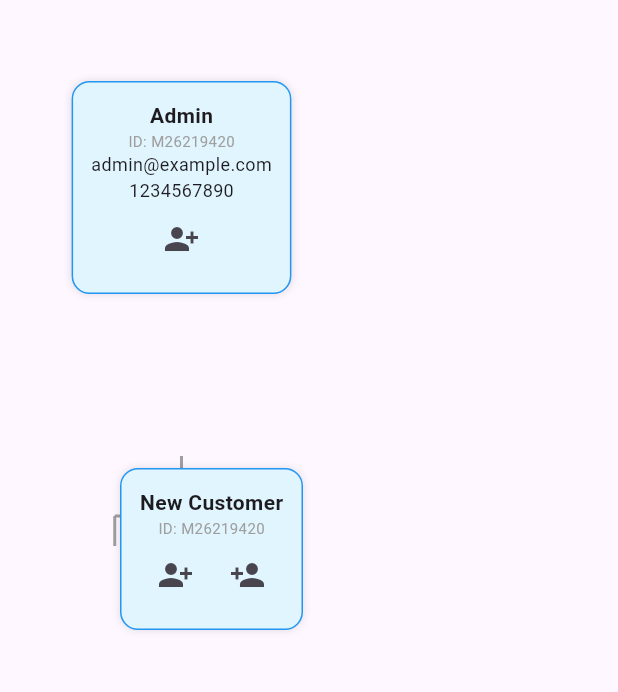
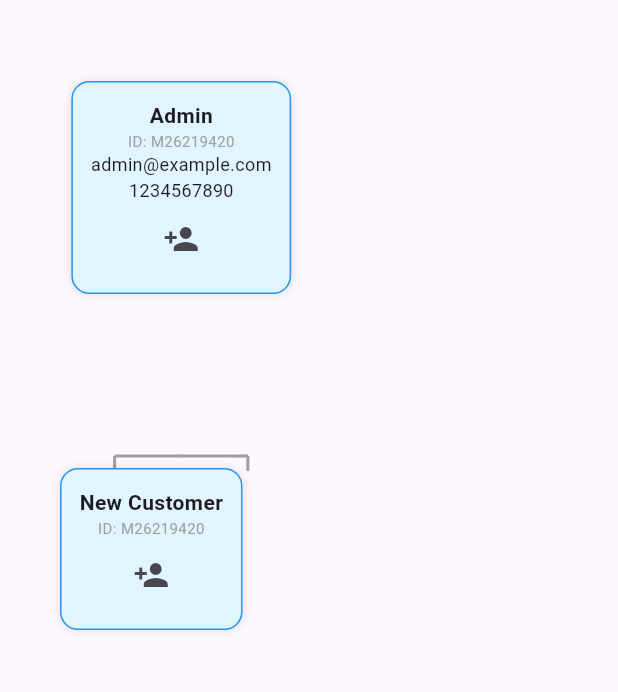
Before and after one commit to Modernisum/MLMTreePairing, a Flutter app: the screen it shows after launch, after a tap on the "person add" icon, on a phone screen of 412 x 824 dp, the part 63-755 px from its top. Run offline on Flutter 3.47's test engine with Material 3 defaults, Android fonts, the phone set to English and light mode, and no system bars; our stand-ins replace cloud_firestore, firebase_core, printing; accounts and stored records are empty; statements that could not run were skipped.

Commit message:
update  tree design

```diff
--- a/lib/main.dart
+++ b/lib/main.dart
@@ -374,6 +374,24 @@ class _BinaryTreeWidgetState extends State<BinaryTreeWidget> {
     return _buildNode(widget.node);
   }
 
+  void _addChildAuto(UserNode parent) {
+    final newNode = UserNode(
+      id: generateMLMUserId(),
+      name: "New Customer",
+    );
+
+    setState(() {
+      if (parent.left == null) {
+        parent.left = newNode;
+      } else {
+        parent.right ??= newNode;
+      }
+      parent.isExpanded = true;
+    });
+
+    widget.onTreeChanged();
+  }
+
   Widget _buildNode(UserNode? node) {
     if (node == null) return const SizedBox();
 
@@ -407,17 +425,11 @@ class _BinaryTreeWidgetState extends State<BinaryTreeWidget> {
                 Row(
                   mainAxisSize: MainAxisSize.min,
                   children: [
-                    if (node.left == null)
-                      IconButton(
-                        icon: const Icon(Icons.person_add_alt_1),
-                        tooltip: "Add Left",
-                        onPressed: () => _addChild(node, isLeft: true),
-                      ),
-                    if (node.right == null)
+                    if (node.left == null || node.right == null)
                       IconButton(
                         icon: const Icon(Icons.person_add),
-                        tooltip: "Add Right",
-                        onPressed: () => _addChild(node, isLeft: false),
+                        tooltip: "Add Customer",
+                        onPressed: () => _addChildAuto(node),
                       ),
                   ],
                 ),
@@ -524,18 +536,23 @@ class LinePainter extends CustomPainter {
       ..color = Colors.grey
       ..strokeWidth = 2;
 
+    // Reduce vertical space
+    final verticalSpace = 0.0; // was 40
+    final downLine = 10.0; // was 20
+
     final centerTop = Offset(size.width / 2, 0);
-    final verticalMid = Offset(size.width / 2, 40);
+    final verticalMid = Offset(size.width / 2, verticalSpace);
 
-    final leftPoint = Offset(size.width / 4, 40);
-    final rightPoint = Offset(size.width * 3 / 4, 40);
+    final leftPoint = Offset(size.width / 4, verticalSpace);
+    final rightPoint = Offset(size.width * 3 / 4, verticalSpace);
 
     canvas.drawLine(centerTop, verticalMid, paint);
     canvas.drawLine(verticalMid, leftPoint, paint);
     canvas.drawLine(verticalMid, rightPoint, paint);
-    canvas.drawLine(leftPoint, Offset(leftPoint.dx, leftPoint.dy + 20), paint);
     canvas.drawLine(
-        rightPoint, Offset(rightPoint.dx, rightPoint.dy + 20), paint);
+        leftPoint, Offset(leftPoint.dx, leftPoint.dy + downLine), paint);
+    canvas.drawLine(
+        rightPoint, Offset(rightPoint.dx, rightPoint.dy + downLine), paint);
   }
 
   @override
```
